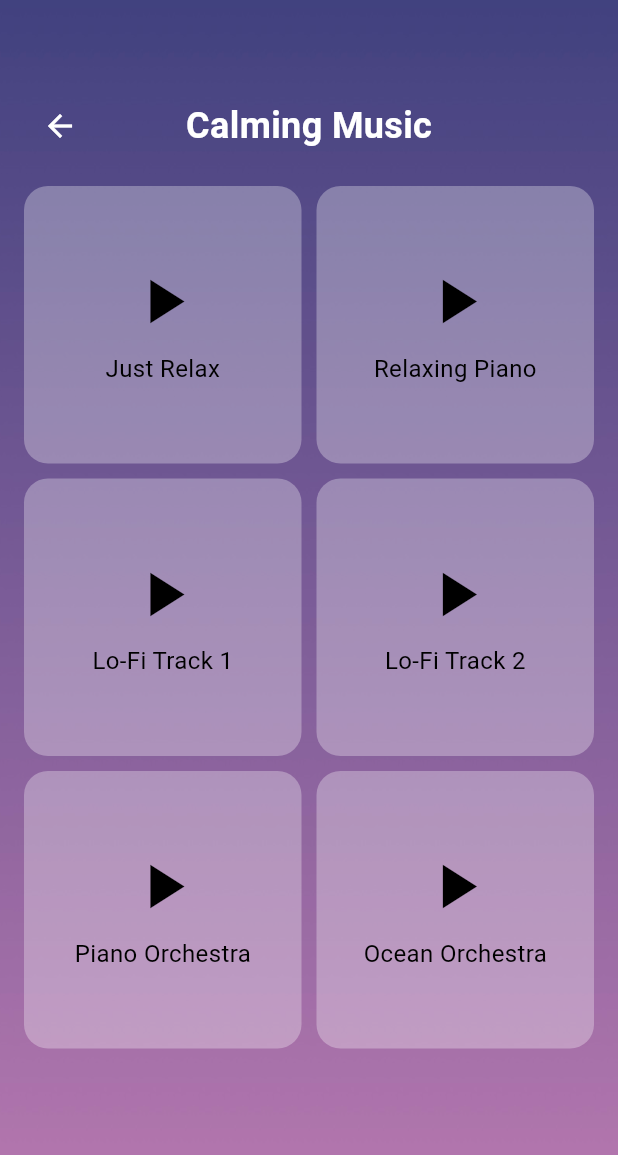
After one commit to CarolinaZRM/CosmicComfort, a Flutter app: the CalmingSoundsPage screen opened directly, on a phone screen of 412 x 824 dp. The commit adds this screen. Shown: the top 1155 px of the screen. Run offline on Flutter 3.47's test engine with Material 3 defaults, Android fonts, the phone set to English and light mode, and no system bars; our stand-ins replace audioplayers.

Commit message:
added the calming music page with sounds

```diff
--- a/lib/main.dart
+++ b/lib/main.dart
@@ -3,6 +3,7 @@ import 'pages/SettingsPage.dart'; // Import the settings page file
 import 'pages/ResourcesPage.dart';
 import 'pages/AccioPage.dart';
 import 'pages/FakeCallPage.dart';
+import 'pages/CalmingSoundsPage.dart';
 
 void main() {
   runApp(const MyApp());
@@ -165,8 +166,11 @@ class _MyHomePageState extends State<MyHomePage> {
                         IconButton(
                           icon: const Icon(Icons.music_note, size: 50, color: Colors.white),
                           onPressed: () {
-                            // Action for Music
-                          },
+                            Navigator.push(
+                            context,
+                            MaterialPageRoute(builder: (context) => const CalmingSoundsPage()),
+                          );
+                        },
                         ),
                         const Text(
                           'Music',
--- /dev/null
+++ b/lib/pages/CalmingSoundsPage.dart
@@ -0,0 +1,153 @@
+import 'package:flutter/material.dart';
+import 'package:audioplayers/audioplayers.dart';
+
+class CalmingSoundsPage extends StatefulWidget {
+  const CalmingSoundsPage({Key? key}) : super(key: key);
+
+  @override
+  _CalmingSoundsPageState createState() => _CalmingSoundsPageState();
+}
+
+class _CalmingSoundsPageState extends State<CalmingSoundsPage> {
+  final List<String> _soundPaths = [
+    'sounds/just-relax.mp3',
+    'sounds/relaxing-piano.mp3',
+    'sounds/lo-fi-track-1.mp3',
+    'sounds/lo-fi-track-2.mp3',
+    'sounds/piano-orchestra.mp3',
+    'sounds/ocean-orchestra.mp3'
+  ];
+
+  final List<String> _soundTitles = [
+    'Just Relax',
+    'Relaxing Piano',
+    'Lo-Fi Track 1',
+    'Lo-Fi Track 2',
+    'Piano Orchestra',
+    'Ocean Orchestra'
+  ];
+
+  final AudioPlayer _audioPlayer = AudioPlayer();
+  String? _currentSound;
+
+  // Function to toggle play/pause for a sound
+  void _togglePlayPause(String soundPath) async {
+    if (_currentSound == soundPath) {
+      await _audioPlayer.pause();
+      setState(() {
+        _currentSound = null; // Reset when paused
+      });
+    } else {
+      await _audioPlayer.stop(); // Stop any previous sound
+      await _audioPlayer.play(AssetSource(soundPath));
+      setState(() {
+        _currentSound = soundPath; // Set the currently playing sound
+      });
+    }
+  }
+
+  @override
+  void dispose() {
+    _audioPlayer.dispose(); // Dispose of the player when the page is closed
+    super.dispose();
+  }
+
+  @override
+  Widget build(BuildContext context) {
+    return Scaffold(
+      body: Stack(
+        children: [
+          // Background image
+          Container(
+            decoration: const BoxDecoration(
+              image: DecorationImage(
+                image: AssetImage('assets/Ombre.PNG'),
+                fit: BoxFit.cover,
+              ),
+            ),
+          ),
+          Padding(
+            padding: const EdgeInsets.fromLTRB(16, 60, 16, 20),
+            child: Column(
+              crossAxisAlignment: CrossAxisAlignment.start,
+              children: [
+                // Header with back button and title
+                Row(
+                  mainAxisAlignment: MainAxisAlignment.spaceBetween,
+                  children: [
+                    IconButton(
+                      icon: const Icon(Icons.arrow_back, color: Colors.white),
+                      onPressed: () {
+                        Navigator.pop(context); // Go back to the previous screen
+                      },
+                    ),
+                    const Text(
+                      'Calming Music',
+                      style: TextStyle(
+                        color: Colors.white,
+                        fontSize: 24,
+                        fontWeight: FontWeight.bold,
+                      ),
+                    ),
+                    const SizedBox(width: 48), // To balance the row
+                  ],
+                ),
+                const SizedBox(height: 16),
+
+                // GridView for sound buttons
+                Expanded(
+                  child: GridView.builder(
+                    gridDelegate: const SliverGridDelegateWithFixedCrossAxisCount(
+                      crossAxisCount: 2, // Number of squares per row
+                      childAspectRatio: 1, // Make the squares
+                      crossAxisSpacing: 10, // Space between squares horizontally
+                      mainAxisSpacing: 10, // Space between squares vertically
+                    ),
+                    itemCount: _soundPaths.length,
+                    itemBuilder: (context, index) {
+                      return GestureDetector(
+                        onTap: () {
+                          _togglePlayPause(_soundPaths[index]);
+                        },
+                        child: Container(
+                          decoration: BoxDecoration(
+                            color: _currentSound == _soundPaths[index]
+                                ? Colors.indigo.shade300 // Highlight the playing sound
+                                : Colors.white30,
+                            borderRadius: BorderRadius.circular(16),
+                          ),
+                          child: Center(
+                            child: Column(
+                              mainAxisAlignment: MainAxisAlignment.center,
+                              children: [
+                                Icon(
+                                  _currentSound == _soundPaths[index]
+                                      ? Icons.pause
+                                      : Icons.play_arrow,
+                                  color: Colors.black,
+                                  size: 50,
+                                ),
+                                const SizedBox(height: 8),
+                                Text(
+                                  _soundTitles[index],
+                                  style: const TextStyle(
+                                    color: Colors.black,
+                                    fontSize: 16,
+                                  ),
+                                ),
+                              ],
+                            ),
+                          ),
+                        ),
+                      );
+                    },
+                  ),
+                ),
+              ],
+            ),
+          ),
+        ],
+      ),
+    );
+  }
+}
```
Also changed, not shown: pubspec.yaml (+8 -0 lines), 6 other files.
